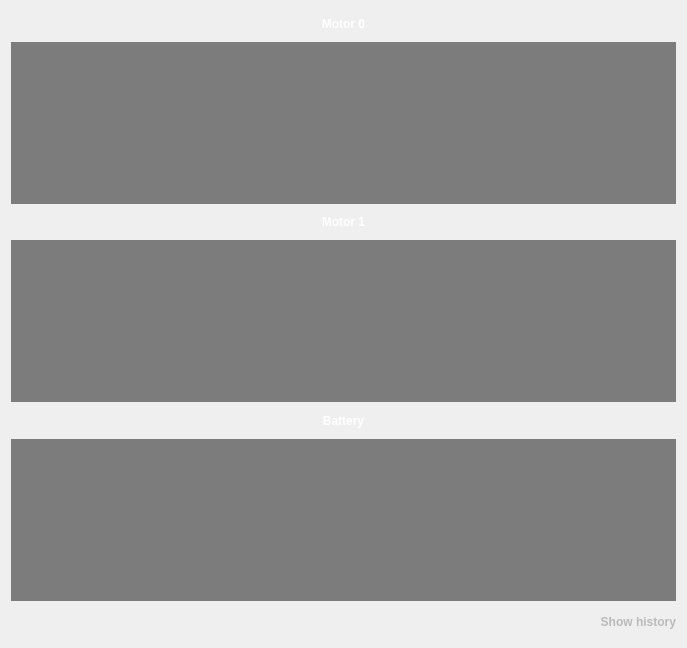
Old version of the form src/ViewLayer/DebugDisplay/FaultPage/FaultUi/FaultUi.ui in the repository UCSolarCarTeam/Epsilon-Dashboard.
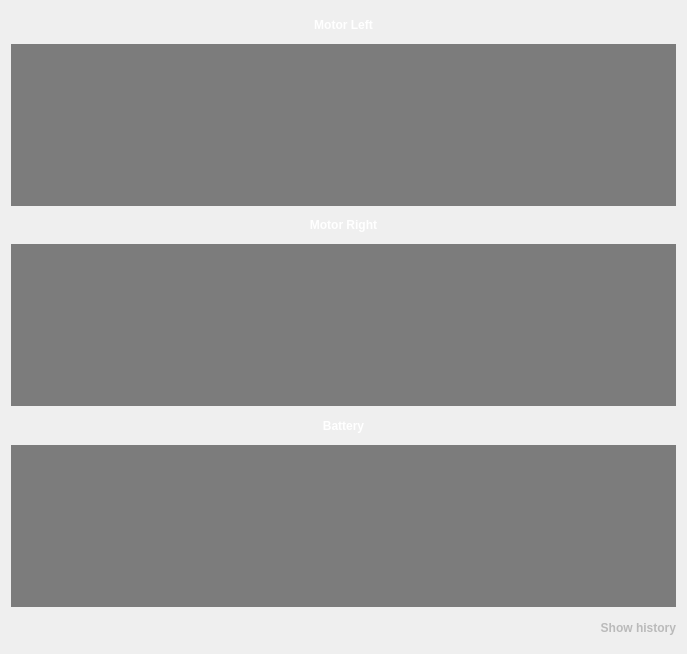
New version of the form.

Commit message: change motor labels

Diff of the .ui file:
```diff
--- a/src/ViewLayer/DebugDisplay/FaultPage/FaultUi/FaultUi.ui
+++ b/src/ViewLayer/DebugDisplay/FaultPage/FaultUi/FaultUi.ui
@@ -7,7 +7,7 @@
     <x>0</x>
     <y>0</y>
     <width>683</width>
-    <height>648</height>
+    <height>654</height>
    </rect>
   </property>
   <property name="minimumSize">
@@ -40,7 +40,7 @@
 color:white;</string>
      </property>
      <property name="text">
-      <string>Motor 0</string>
+      <string>Motor Left</string>
      </property>
      <property name="alignment">
       <set>Qt::AlignCenter</set>
@@ -160,7 +160,7 @@
 color:white;</string>
      </property>
      <property name="text">
-      <string>Motor 1</string>
+      <string>Motor Right</string>
      </property>
      <property name="alignment">
       <set>Qt::AlignCenter</set>
```
The commit also changes 2 other files.
